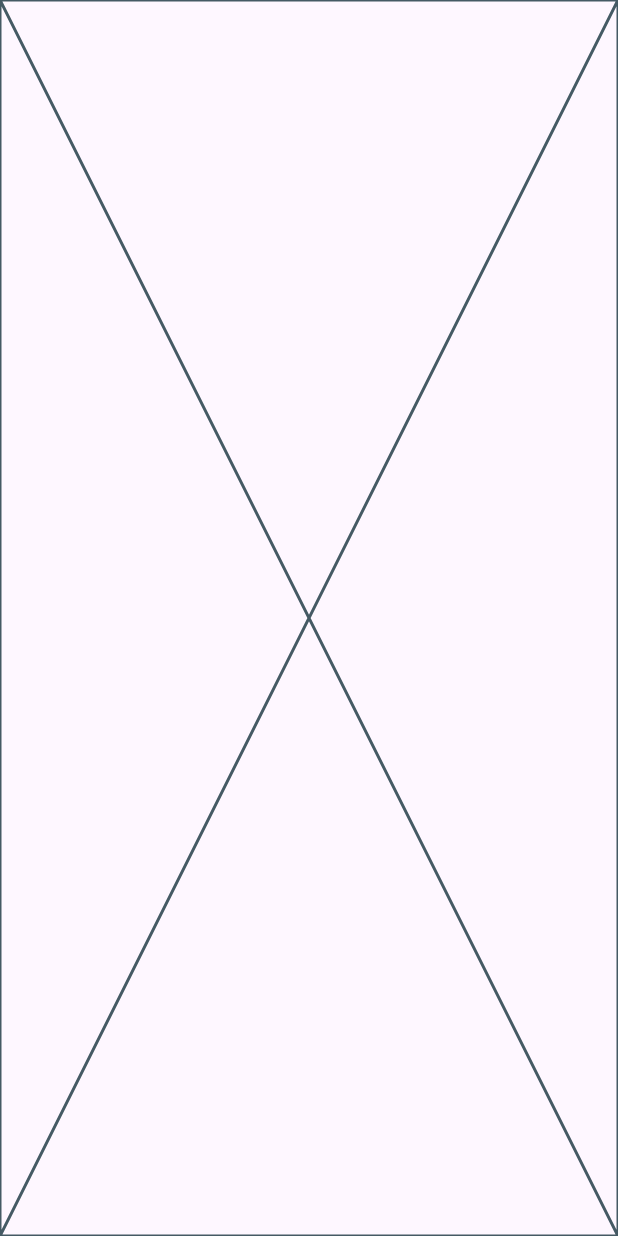
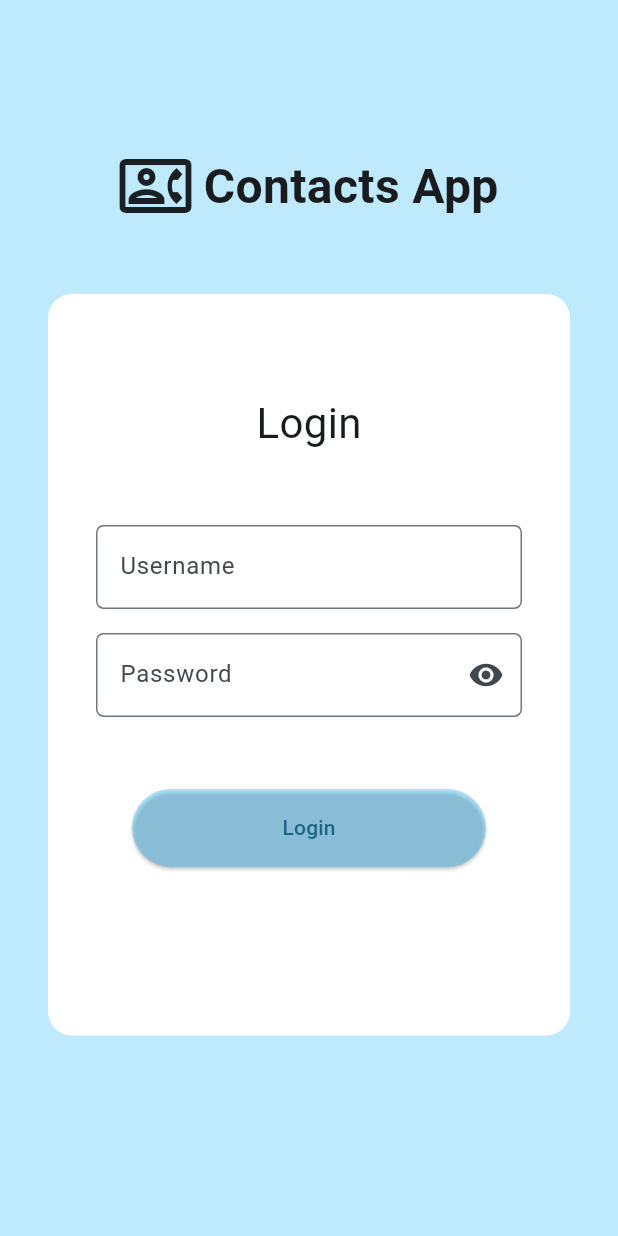
Before and after one commit to dorobantu14/contacts_app, a Flutter app: the screen it shows after launch, on a phone screen of 412 x 824 dp. Run offline on Flutter 3.47's test engine with Material 2 defaults, Android fonts, the phone set to English and light mode, and no system bars; our stand-ins replace auto_route, flutter_bloc, freezed_annotation.

Commit message:
Login screen done

```diff
--- /dev/null
+++ b/lib/app/app_router.dart
@@ -0,0 +1,16 @@
+import 'package:auto_route/auto_route.dart';
+import 'package:contacts_app/login/presentation/login_screen.dart';
+import 'package:flutter/material.dart';
+
+part 'app_router.gr.dart';
+
+@MaterialAutoRouter(
+  replaceInRouteName: 'Screen,Route',
+  preferRelativeImports: false,
+  routes: [
+    AutoRoute(page: LoginScreen, initial: true),
+  ],
+)
+class AppRouter extends _$AppRouter {
+  AppRouter();
+}
--- /dev/null
+++ b/lib/core/text_styles/text_styles.dart
@@ -0,0 +1,26 @@
+import 'package:flutter/material.dart';
+
+class TextStyles {
+  static TextStyle titleStyle = const TextStyle(
+    fontSize: 32,
+    fontWeight: FontWeight.bold,
+  );
+
+  static TextStyle subtitleStyle = const TextStyle(fontSize: 28);
+
+  static TextStyle normalBlackTextStyle = const TextStyle(fontSize: 16);
+  static TextStyle boldTextStyle = const TextStyle(
+    fontSize: 18,
+    fontWeight: FontWeight.bold,
+  );
+
+  static TextStyle normalGreyTextStyle = const TextStyle(
+    fontSize: 16,
+    color: Colors.grey,
+  );
+
+  static TextStyle textButtonStyle = const TextStyle(
+    fontSize: 16,
+    color: Colors.blue,
+  );
+}
--- /dev/null
+++ b/lib/core/widgets/app_button.dart
@@ -0,0 +1,28 @@
+import 'package:flutter/material.dart';
+
+class AppButton extends StatelessWidget {
+  final VoidCallback? onPressed;
+  final Widget text;
+
+  const AppButton({
+    Key? key,
+    this.onPressed,
+    required this.text,
+  }) : super(key: key);
+
+  @override
+  Widget build(BuildContext context) {
+    return SizedBox(
+      width: double.infinity,
+      height: 52,
+      child: ElevatedButton(
+        style: ButtonStyle(
+          backgroundColor: MaterialStateProperty.all<Color>(
+                  Colors.lightBlueAccent.withOpacity(0.4)),
+        ),
+        onPressed: onPressed,
+        child: text,
+      ),
+    );
+  }
+}
--- /dev/null
+++ b/lib/core/widgets/error_screen.dart
@@ -0,0 +1,39 @@
+import 'package:contacts_app/core/text_styles/text_styles.dart';
+import 'package:flutter/material.dart';
+
+class ErrorScreen extends StatelessWidget {
+  final VoidCallback? onPressed;
+
+  const ErrorScreen({
+    Key? key,
+    this.onPressed,
+  }) : super(key: key);
+
+  @override
+  Widget build(BuildContext context) {
+    return Scaffold(
+      body: Center(
+        child: Column(
+          mainAxisAlignment: MainAxisAlignment.center,
+          children: [
+            Text(
+              'Something went wrong',
+              style: TextStyles.boldTextStyle,
+            ),
+            Text(
+              'Give it another try',
+              style: TextStyles.normalGreyTextStyle,
+            ),
+            TextButton(
+              onPressed: onPressed,
+              child: Text(
+                'RELOAD',
+                style: TextStyles.textButtonStyle,
+              ),
+            )
+          ],
+        ),
+      ),
+    );
+  }
+}
--- /dev/null
+++ b/lib/core/widgets/input_form.dart
@@ -0,0 +1,35 @@
+import 'package:flutter/material.dart';
+
+class InputForm extends StatelessWidget {
+  final String labelText;
+  final TextEditingController controller;
+  final bool? obscureText;
+  final Widget? suffixIcon;
+  final ValueChanged? onChanged;
+  final String? errorText;
+
+  const InputForm({
+    Key? key,
+    required this.labelText,
+    required this.controller,
+    this.obscureText,
+    this.suffixIcon,
+    this.onChanged,
+    this.errorText,
+  }) : super(key: key);
+
+  @override
+  Widget build(BuildContext context) {
+    return TextFormField(
+      controller: controller,
+      onChanged: onChanged,
+      decoration: InputDecoration(
+        border: OutlineInputBorder(borderRadius: BorderRadius.circular(5)),
+        labelText: labelText,
+        suffixIcon: suffixIcon,
+        errorText: errorText,
+      ),
+      obscureText: obscureText ?? false,
+    );
+  }
+}
--- /dev/null
+++ b/lib/login/entity/user.dart
@@ -0,0 +1,15 @@
+import 'package:freezed_annotation/freezed_annotation.dart';
+
+part 'user.freezed.dart';
+
+part 'user.g.dart';
+
+@Freezed(toJson: true)
+class User with _$User {
+  factory User({
+    required String username,
+    required String password,
+  }) = _User;
+
+  factory User.fromJson(Map<String, dynamic> json) => _$UserFromJson(json);
+}
--- /dev/null
+++ b/lib/login/presentation/bloc/login_bloc.dart
@@ -0,0 +1,28 @@
+import 'package:flutter_bloc/flutter_bloc.dart';
+import 'package:freezed_annotation/freezed_annotation.dart';
+
+part 'login_bloc.freezed.dart';
+
+part 'login_event.dart';
+
+part 'login_state.dart';
+
+class LoginBloc extends Bloc<LoginEvent, LoginState> {
+  LoginBloc() : super(const LoginState()) {
+    on<_LoginEvent>(_onLoggedIn);
+  }
+
+  void _onLoggedIn(_LoginEvent event, Emitter<LoginState> emit) {
+    emit(state.copyWith(status: LoginStatus.loading));
+
+    if (event.password.isNotEmpty && event.username.isNotEmpty) {
+      emit(state.copyWith(status: LoginStatus.success));
+    } else if (event.username.isNotEmpty && event.password.isEmpty) {
+      emit(state.copyWith(status: LoginStatus.emptyPassword));
+    } else if (event.username.isEmpty && event.password.isNotEmpty) {
+      emit(state.copyWith(status: LoginStatus.emptyUsername));
+    } else {
+      emit(state.copyWith(status: LoginStatus.noCredentials));
+    }
+  }
+}
--- /dev/null
+++ b/lib/login/presentation/bloc/login_event.dart
@@ -0,0 +1,9 @@
+part of 'login_bloc.dart';
+
+@freezed
+class LoginEvent with _$LoginEvent {
+  const factory LoginEvent.loginEvent({
+    required String username,
+    required String password,
+  }) = _LoginEvent;
+}
--- /dev/null
+++ b/lib/login/presentation/bloc/login_state.dart
@@ -0,0 +1,17 @@
+part of 'login_bloc.dart';
+
+enum LoginStatus {
+  initial,
+  loading,
+  emptyUsername,
+  emptyPassword,
+  noCredentials,
+  success,
+}
+
+@freezed
+class LoginState with _$LoginState {
+  const factory LoginState({
+    @Default(LoginStatus.initial) LoginStatus status,
+  }) = _LoginState;
+}
--- /dev/null
+++ b/lib/login/presentation/login_screen.dart
@@ -0,0 +1,179 @@
+import 'package:auto_route/auto_route.dart';
+import 'package:contacts_app/core/text_styles/text_styles.dart';
+import 'package:contacts_app/core/widgets/app_button.dart';
+import 'package:contacts_app/core/widgets/input_form.dart';
+import 'package:contacts_app/login/presentation/bloc/login_bloc.dart';
+import 'package:flutter/material.dart';
+import 'package:flutter_bloc/flutter_bloc.dart';
+
+class LoginScreen extends StatefulWidget with AutoRouteWrapper {
+  const LoginScreen({Key? key}) : super(key: key);
+
+  @override
+  State<LoginScreen> createState() => _LoginScreenState();
+
+  @override
+  Widget wrappedRoute(BuildContext context) {
+    return BlocProvider(
+      create: (_) => LoginBloc(),
+      child: this,
+    );
+  }
+}
+
+class _LoginScreenState extends State<LoginScreen> {
+  TextEditingController usernameController = TextEditingController();
+  TextEditingController passwordController = TextEditingController();
+  Icon viewPasswordIcon = const Icon(Icons.visibility);
+  Icon hidePasswordIcon = const Icon(Icons.visibility_off);
+  bool isPasswordVisible = false;
+  bool isLoginButtonEnabled = false;
+
+  @override
+  void initState() {
+    super.initState();
+    usernameController.addListener(_refreshCallback);
+    passwordController.addListener(_refreshCallback);
+  }
+
+  void _refreshCallback() {
+    setState(() {});
+  }
+
+  @override
+  Widget build(BuildContext context) {
+    ValueChanged? checkIfLoginFormIsCompleted(dynamic) {
+      setState(() {
+        isLoginButtonEnabled = usernameController.value.text.isNotEmpty &&
+            passwordController.value.text.isNotEmpty;
+      });
+      return null;
+    }
+
+    Widget getUsernameField(BuildContext context) {
+      return InputForm(
+        labelText: 'Username',
+        controller: usernameController,
+        onChanged: checkIfLoginFormIsCompleted,
+        errorText: context.read<LoginBloc>().state.status.name ==
+                    LoginStatus.emptyUsername.name ||
+                context.read<LoginBloc>().state.status.name ==
+                    LoginStatus.noCredentials.name
+            ? 'Please fill in the username'
+            : null,
+      );
+    }
+
+    Widget getPasswordField(BuildContext context) {
+      return InputForm(
+        labelText: 'Password',
+        controller: passwordController,
+        obscureText: !isPasswordVisible,
+        onChanged: checkIfLoginFormIsCompleted,
+        suffixIcon: GestureDetector(
+          child: isPasswordVisible ? hidePasswordIcon : viewPasswordIcon,
+          onTap: () {
+            setState(() {
+              isPasswordVisible = !isPasswordVisible;
+            });
+          },
+        ),
+        errorText: context.read<LoginBloc>().state.status.name ==
+                    LoginStatus.emptyPassword.name ||
+                context.read<LoginBloc>().state.status.name ==
+                    LoginStatus.noCredentials.name
+            ? 'Please fill in the password'
+            : null,
+      );
+    }
+
+    VoidCallback? onLoginButtonPressed() {
+      context.read<LoginBloc>().add(
+            LoginEvent.loginEvent(
+              username: usernameController.text,
+              password: passwordController.text,
+            ),
+          );
+      _refreshCallback();
+
+      return null;
+    }
+
+    Widget getLoginButton(BuildContext context) {
+      return Padding(
+        padding: const EdgeInsets.symmetric(horizontal: 24),
+        child: AppButton(
+          text: const Text('Login'),
+          onPressed: onLoginButtonPressed,
+        ),
+      );
+    }
+
+    Widget getAppTitle() {
+      return Row(
+        mainAxisAlignment: MainAxisAlignment.center,
+        children: [
+          const Icon(Icons.contact_phone_outlined, size: 48),
+          const SizedBox(width: 8),
+          Text('Contacts App', style: TextStyles.titleStyle)
+        ],
+      );
+    }
+
+    Widget getLoginForm(BuildContext context) {
+      return Padding(
+        padding: const EdgeInsets.symmetric(vertical: 48),
+        child: Container(
+          width: MediaQuery.of(context).size.width,
+          height: MediaQuery.of(context).size.height * 0.6,
+          decoration: BoxDecoration(
+            color: Colors.white,
+            borderRadius: BorderRadius.circular(16),
+          ),
+          child: Padding(
+            padding: EdgeInsets.symmetric(
+                vertical: MediaQuery.of(context).size.height * 0.08,
+                horizontal: 32),
+            child: Column(
+              children: [
+                Text(
+                  'Login',
+                  style: TextStyles.subtitleStyle,
+                ),
+                const SizedBox(height: 48),
+                getUsernameField(context),
+                const SizedBox(height: 16),
+                getPasswordField(context),
+                const SizedBox(height: 48),
+                getLoginButton(context)
+              ],
+            ),
+          ),
+        ),
+      );
+    }
+
+    return Scaffold(
+      body: BlocListener<LoginBloc, LoginState>(
+        listener: (context, state) {},
+        child: SingleChildScrollView(
+          child: Container(
+            height: MediaQuery.of(context).size.height,
+            width: MediaQuery.of(context).size.width,
+            color: Colors.lightBlueAccent.withOpacity(0.3),
+            child: Padding(
+              padding: const EdgeInsets.only(top: 100.0, left: 32, right: 32),
+              child: Column(
+                mainAxisAlignment: MainAxisAlignment.start,
+                children: [
+                  getAppTitle(),
+                  getLoginForm(context),
+                ],
+              ),
+            ),
+          ),
+        ),
+      ),
+    );
+  }
+}
--- a/lib/main.dart
+++ b/lib/main.dart
@@ -1,23 +1,29 @@
+import 'package:contacts_app/app/app_router.dart';
 import 'package:flutter/material.dart';
 
 void main() {
-  runApp(const MyApp());
+  final appRouter = AppRouter();
+
+  runApp(MyApp(appRouter: appRouter));
 }
 
 class MyApp extends StatelessWidget {
-  const MyApp({super.key});
+  final AppRouter _appRouter;
+
+  const MyApp({super.key, required AppRouter appRouter})
+      : _appRouter = appRouter;
 
   @override
   Widget build(BuildContext context) {
-    return MaterialApp(
+    return MaterialApp.router(
       title: 'Contacts App',
       theme: ThemeData(
-        colorScheme: ColorScheme.fromSeed(seedColor: Colors.deepPurple),
+        colorScheme: ColorScheme.fromSeed(seedColor: Colors.lightBlueAccent),
         useMaterial3: true,
       ),
-      home: const Scaffold(
-        body: Placeholder(),
-      ),
+      routerDelegate: _appRouter.delegate(),
+      routeInformationParser: _appRouter.defaultRouteParser(),
+      debugShowCheckedModeBanner: false,
     );
   }
 }
```
Also changed, not shown: pubspec.yaml (+10 -30 lines), lib/app/app_router.gr.dart (added), lib/login/entity/user.freezed.dart (added), lib/login/entity/user.g.dart (added), lib/login/presentation/bloc/login_bloc.freezed.dart (added), pubspec.lock, 1 other file.
